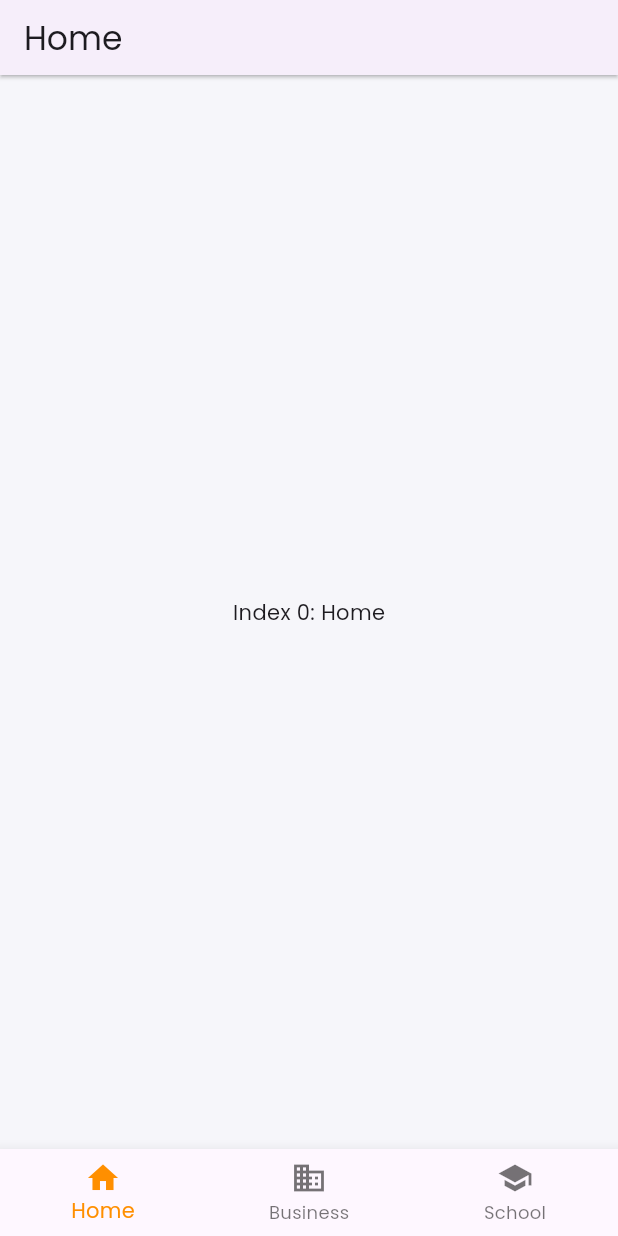
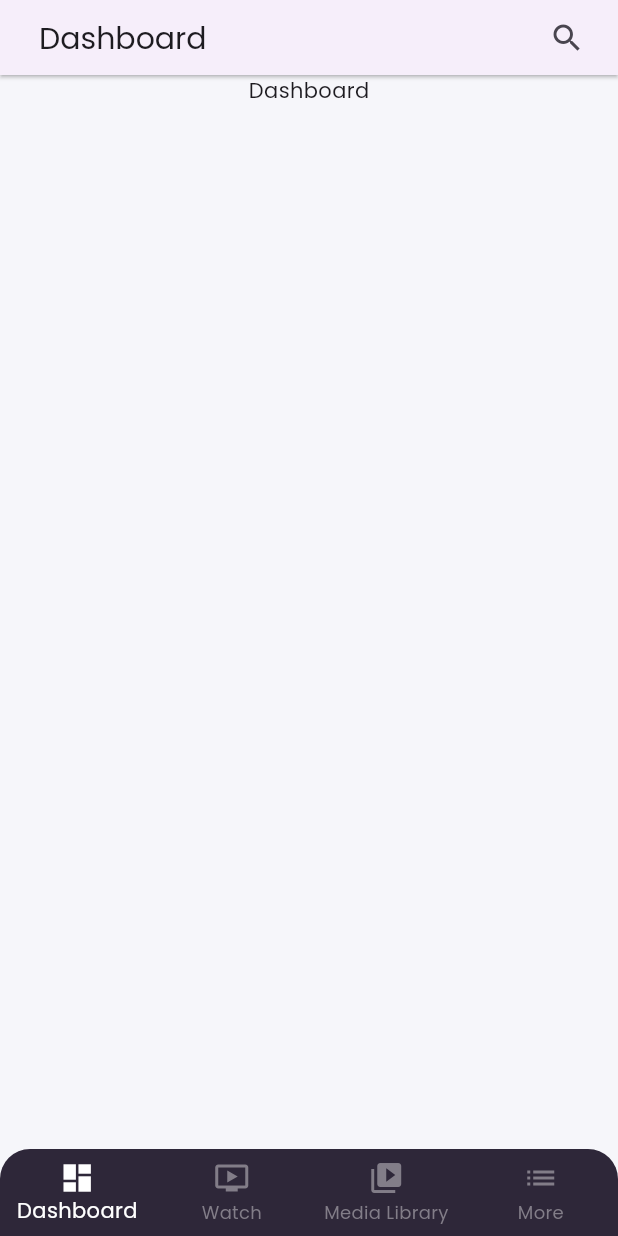
Before and after one commit to anishkeni-dev/tentwenty, a Flutter app: the screen it shows after launch, on a phone screen of 412 x 824 dp. Run offline on Flutter 3.47's test engine with Material 3 defaults, Android fonts, the phone set to English and light mode, and no system bars; our stand-ins replace flutter_bloc, get, google_fonts.

Commit message:
move details and watch list done

```diff
--- /dev/null
+++ b/devtools_options.yaml
@@ -0,0 +1 @@
+extensions:
--- a/lib/Bloc/HomePageBloc/HomeBloc.dart
+++ b/lib/Bloc/HomePageBloc/HomeBloc.dart
@@ -7,7 +7,7 @@ class HomeBloc extends Bloc<HomeEvents,HomeStates>{
   HomeBloc(): super(PageInitialState()){
     on<BottomNavClickEvent>((event, emit) {
 
-      if(event.selectedIndex==0 ||event.selectedIndex==1 ||event.selectedIndex==2 ){
+      if(event.selectedIndex<4){
         emit(PageChangeState(event.selectedIndex));
       }
 
--- /dev/null
+++ b/lib/Model/MovieList.dart
@@ -0,0 +1,20 @@
+class MovieList {
+  final int id;
+
+  final String posterPath;
+  final String title;
+
+  MovieList({
+    required this.id,
+    required this.posterPath,
+    required this.title,
+  });
+
+  factory MovieList.fromJson(Map<String, dynamic> json) {
+    return MovieList(
+      id: json['id'] ?? 0,
+      posterPath: json['poster_path'] ?? "",
+      title: json['title'] ?? "",
+    );
+  }
+}
--- a/lib/Pages/HomePage.dart
+++ b/lib/Pages/HomePage.dart
@@ -4,6 +4,7 @@ import 'package:tentwenty/Bloc/HomePageBloc/HomeBloc.dart';
 import 'package:tentwenty/Bloc/HomePageBloc/HomeStates.dart';
 import 'package:tentwenty/Pages/WatchPage.dart';
 import 'package:tentwenty/Service/api.dart';
+import 'package:tentwenty/Service/repository.dart';
 import 'package:tentwenty/Widgets/Common/bottomNavBar.dart';
 import 'package:tentwenty/Widgets/TopAppBar.dart';
 
@@ -17,38 +18,40 @@ class HomePage extends StatefulWidget {
 class _HomePageState extends State<HomePage> {
   static const List<Widget> _widgetOptions = <Widget>[
     Text(
-      'Index 0: Home',
+      'Dashboard',
     ),
     WatchPage(),
     Text(
-      'Index 2: School',
+      "Media Library",
     ),
+    Text(
+      "More",
+    )
   ];
+  Repository repo = Repository();
   @override
-  void initState() {
-    // TODO: implement initState
-    // fetchData();
-    super.initState();
-  }
+
 
   @override
   Widget build(BuildContext context) {
-    return BlocBuilder<HomeBloc, HomeStates>(builder: (context, state) {
+    return Builder(
+      builder:(context) =>  BlocBuilder<HomeBloc, HomeStates>(builder: (context, state) {
         return Scaffold(
+          resizeToAvoidBottomInset: false,
           backgroundColor: const Color.fromRGBO(246, 246, 250,1),
-        appBar: PreferredSize(preferredSize: Size.fromHeight(50),child: TopAppBar(index: state is PageChangeState?state.index:0,)),
+          appBar: PreferredSize(preferredSize: const Size.fromHeight(50),child: TopAppBar(index: state is PageChangeState?state.index:0,)),
           body: Column(
               crossAxisAlignment: CrossAxisAlignment.center,
-            mainAxisAlignment: MainAxisAlignment.center,
               children: [
                 state is PageInitialState
                     ? Center(child: _widgetOptions.elementAt(0))
                     : state is PageChangeState
-                      ? _widgetOptions.elementAt(state.index)
+                        ?  Center(child:_widgetOptions.elementAt(state.index))
                         : const CircularProgressIndicator()
               ]),
           bottomNavigationBar: const BottomNavBar(),
         );
-    });
+      }),
+    );
   }
 }
--- a/lib/Theme/theme.dart
+++ b/lib/Theme/theme.dart
@@ -8,7 +8,7 @@ class AppTheme{
 
   Color primaryTextColor = Colors.white;
   Color secondaryTextColor = Colors.black;
-  Color tertiaryTextColor = const Color.fromRGBO(219, 219, 223,1.0);
+  Color tertiaryTextColor = const Color.fromRGBO(143, 143, 143,1.0);
 
   Color shadowColor = const Color.fromRGBO(130, 125, 136,1.0);
 
--- a/lib/Widgets/Common/bottomNavBar.dart
+++ b/lib/Widgets/Common/bottomNavBar.dart
@@ -3,51 +3,60 @@ import 'package:flutter_bloc/flutter_bloc.dart';
 import 'package:tentwenty/Bloc/HomePageBloc/HomeEvents.dart';
 
 import '../../Bloc/HomePageBloc/HomeBloc.dart';
+import '../../Theme/theme.dart';
 
 class BottomNavBar extends StatefulWidget {
   const BottomNavBar({super.key});
 
   @override
-  State<BottomNavBar> createState() =>
-      _BottomNavBarState();
+  State<BottomNavBar> createState() => _BottomNavBarState();
 }
 
-class _BottomNavBarState
-    extends State<BottomNavBar> {
+class _BottomNavBarState extends State<BottomNavBar> {
   int _selectedIndex = 0;
-
-
 
   void _onItemTapped(int index) {
     setState(() {
       _selectedIndex = index;
     });
-    BlocProvider.of<HomeBloc>(context).add(
-        BottomNavClickEvent(_selectedIndex)
-    );
+    BlocProvider.of<HomeBloc>(context).add(BottomNavClickEvent(_selectedIndex));
   }
 
   @override
   Widget build(BuildContext context) {
-    return
-       BottomNavigationBar(
+    return ClipRRect(
+      clipBehavior: Clip.antiAlias,
+      borderRadius: const BorderRadius.only(
+        topRight: Radius.circular(20),
+        topLeft: Radius.circular(20),
+      ),
+      child: BottomNavigationBar(
+        elevation: 0,
+        type: BottomNavigationBarType.fixed,
         items: const <BottomNavigationBarItem>[
           BottomNavigationBarItem(
-            icon: Icon(Icons.home),
-            label: 'Home',
+            icon: Icon(Icons.dashboard),
+            label: 'Dashboard',
           ),
           BottomNavigationBarItem(
-            icon: Icon(Icons.business),
-            label: 'Business',
+            icon: Icon(Icons.ondemand_video_outlined),
+            label: 'Watch',
           ),
           BottomNavigationBarItem(
-            icon: Icon(Icons.school),
-            label: 'School',
+            icon: Icon(Icons.video_library),
+            label: 'Media Library',
+          ),
+          BottomNavigationBarItem(
+            icon: Icon(Icons.list),
+            label: 'More',
           ),
         ],
+        onTap: _onItemTapped,
         currentIndex: _selectedIndex,
-        selectedItemColor: Colors.amber[800],
-        onTap: _onItemTapped,
+        selectedItemColor: Colors.white,
+        unselectedItemColor: AppTheme().shadowColor,
+        backgroundColor: AppTheme().primaryColor,
+      ),
     );
   }
 }
--- a/lib/Widgets/TopAppBar.dart
+++ b/lib/Widgets/TopAppBar.dart
@@ -6,7 +6,16 @@ class TopAppBar extends StatelessWidget {
   @override
   Widget build(BuildContext context) {
     return AppBar(
-      title: Text(index==0?"Home":index==1?"Watch":"School"),
+      title: Padding(
+        padding: const EdgeInsets.all(10.0),
+        child: Text(index==0?"Dashboard":index==1?"Watch":index==2?"Media Library":"More", style: TextStyle(fontSize: 20, fontWeight: FontWeight.w400),),
+      ),
+      actions: [
+        Padding(
+          padding: const EdgeInsets.only(right: 10),
+          child: IconButton(onPressed: (){}, icon: Icon(Icons.search)),
+        )
+      ],
       elevation: 1,shadowColor: Colors.black,
     );
   }
--- a/lib/main.dart
+++ b/lib/main.dart
@@ -1,5 +1,6 @@
 import 'package:flutter/material.dart';
 import 'package:flutter_bloc/flutter_bloc.dart';
+import 'package:get/get_navigation/src/root/get_material_app.dart';
 import 'package:google_fonts/google_fonts.dart';
 
 import 'Bloc/HomePageBloc/HomeBloc.dart';
@@ -16,14 +17,12 @@ class MyApp extends StatelessWidget {
   // This widget is the root of your application.
   @override
   Widget build(BuildContext context) {
-    return MaterialApp(
+    return GetMaterialApp(
       title: 'Flutter Demo',
       debugShowCheckedModeBanner: false,
       theme:ThemeData(
         primarySwatch: Colors.blue,
         textTheme: GoogleFonts.poppinsTextTheme(),
-
-
       ),
       routes: {
         '/watch': (context) => const WatchPage(),
--- a/pubspec.yaml
+++ b/pubspec.yaml
@@ -38,6 +38,8 @@ dependencies:
   google_fonts: ^6.1.0
   http: ^1.1.0
   flutter_bloc: ^8.1.3
+  get: ^4.6.6
+  intl: ^0.18.1
 
 dev_dependencies:
   flutter_test:
```
Also changed, not shown: lib/Model/MovieDetail.dart (added, +50 -0 lines), lib/Pages/MovieDetail.dart (added, +146 -0 lines), lib/Pages/WatchPage.dart (+48 -9 lines), lib/Service/api.dart (+9 -7 lines), lib/Service/repository.dart (added, +29 -0 lines), lib/Widgets/Common/buttons.dart (+25 -12 lines), lib/Widgets/Common/movieCard.dart (added, +70 -0 lines), pubspec.lock. Lines whose indentation alone changed are shown as unchanged.
